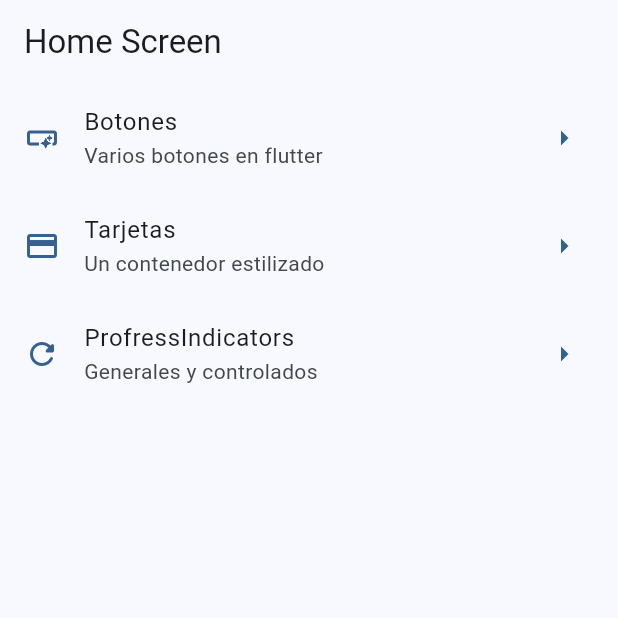
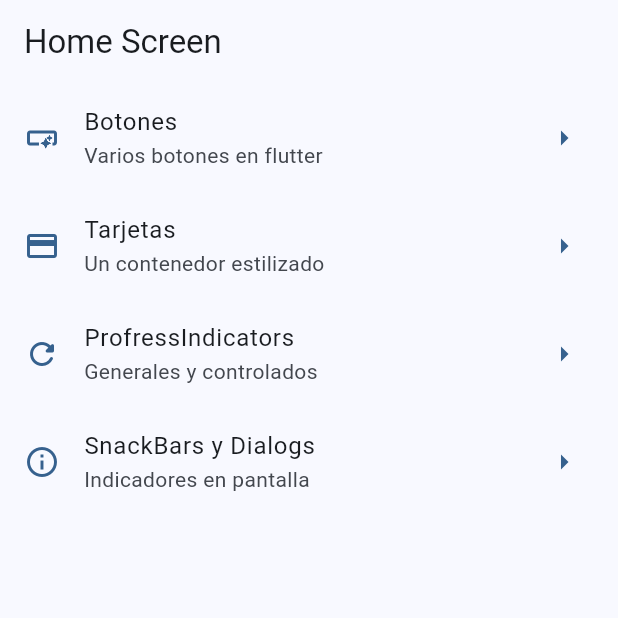
Before and after one commit to JulianRivers/widget_app, a Flutter app: the screen it shows after launch, on a phone screen of 412 x 824 dp, the top half of it. Run offline on Flutter 3.47's test engine with Material 2 defaults, Android fonts, the phone set to English and light mode, and no system bars; our stand-ins replace go_router.

Commit message:
snackbars and dialogs finished

```diff
--- a/lib/config/router/app_router.dart
+++ b/lib/config/router/app_router.dart
@@ -1,5 +1,6 @@
 import 'package:go_router/go_router.dart';
 import 'package:widget_app/presentation/screens/screens.dart';
+import 'package:widget_app/presentation/screens/snackbar/snackbar_screen.dart';
 
 // GoRouter configuration
 final appRouter = GoRouter(
@@ -25,5 +26,10 @@ final appRouter = GoRouter(
       name: ProgressScreen.name,
       builder: (context, state) => const ProgressScreen(),
     ),
+    GoRoute(
+      path: '/snackbars',
+      name: SnackbarScreen.name,
+      builder: (context, state) => const SnackbarScreen(),
+    ),
   ],
 );
--- a/lib/menu/menu_item.dart
+++ b/lib/menu/menu_item.dart
@@ -29,4 +29,9 @@ const appMenuItems = <MenuItem>[
       subTitle: 'Generales y controlados',
       link: '/progress',
       icon: Icons.refresh_rounded),
+  MenuItem(
+      title: 'SnackBars y Dialogs',
+      subTitle: 'Indicadores en pantalla',
+      link: '/snackbars',
+      icon: Icons.info_outline),
 ];
--- a/lib/presentation/screens/progress/progress_screen.dart
+++ b/lib/presentation/screens/progress/progress_screen.dart
@@ -64,7 +64,7 @@ class _ControlledProgressIndicator extends StatelessWidget {
             CircularProgressIndicator(
               value: progressValue,
               strokeWidth: 2,
-              backgroundColor: Colors.black87,
+              backgroundColor: Colors.black12,
             ),
             const SizedBox(
               width: 20,
```
Also changed, not shown: lib/presentation/screens/snackbar/snackbar_screen.dart (+48 -2 lines).
